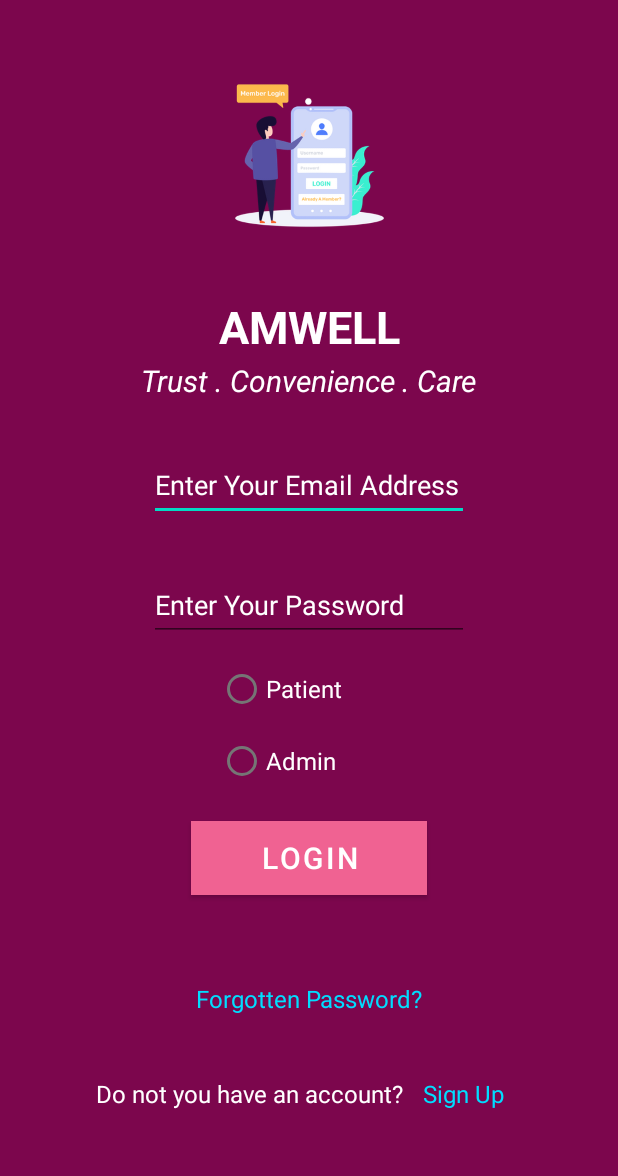
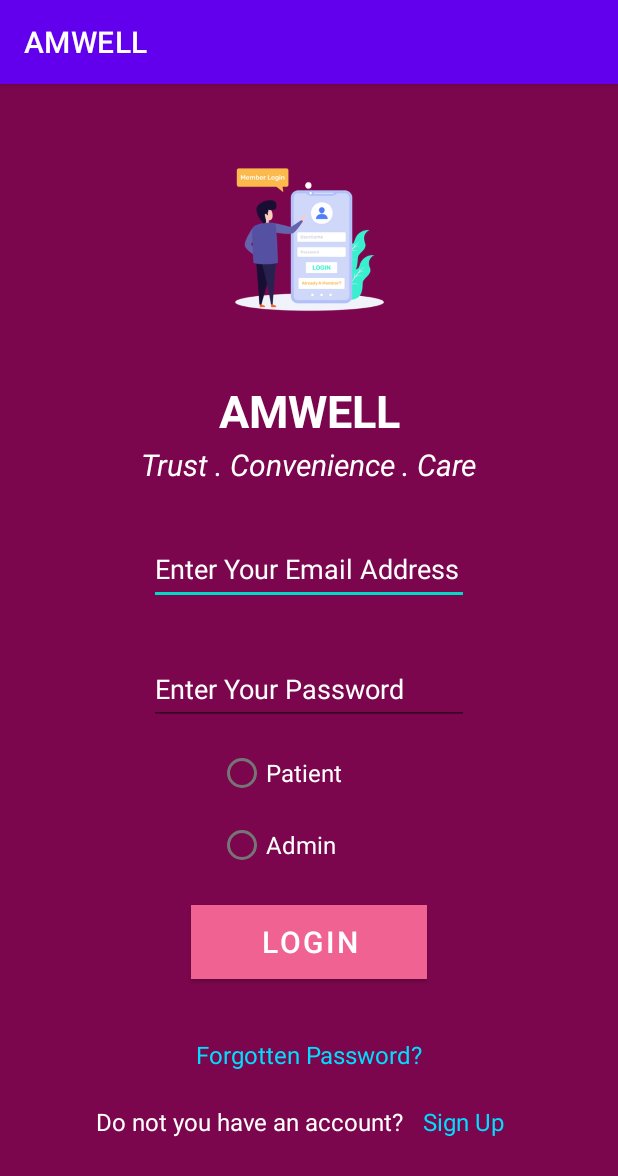
Before and after one commit to RuwanaraT/AmWell, an Android app: the screen it shows after launch (MainActivity), on a phone screen of 412 x 824 dp. Shown: the top 1176 px of the screen. Run offline under Robolectric (Android 15) with nearby library versions, the phone set to English and light mode, and no system bars.

Commit message:
Update themes.xml

```diff
--- a/app/src/main/res/values/themes.xml
+++ b/app/src/main/res/values/themes.xml
@@ -1,6 +1,6 @@
 <resources xmlns:tools="http://schemas.android.com/tools">
     <!-- Base application theme. -->
-    <style name="Theme.DoctorChannelingApp" parent="Theme.MaterialComponents.DayNight.NoActionBar">
+    <style name="Theme.DoctorChannelingApp" parent="Theme.MaterialComponents.DayNight.DarkActionBar">
         <!-- Primary brand color. -->
         <item name="colorPrimary">@color/purple_500</item>
         <item name="colorPrimaryVariant">@color/purple_700</item>
```
